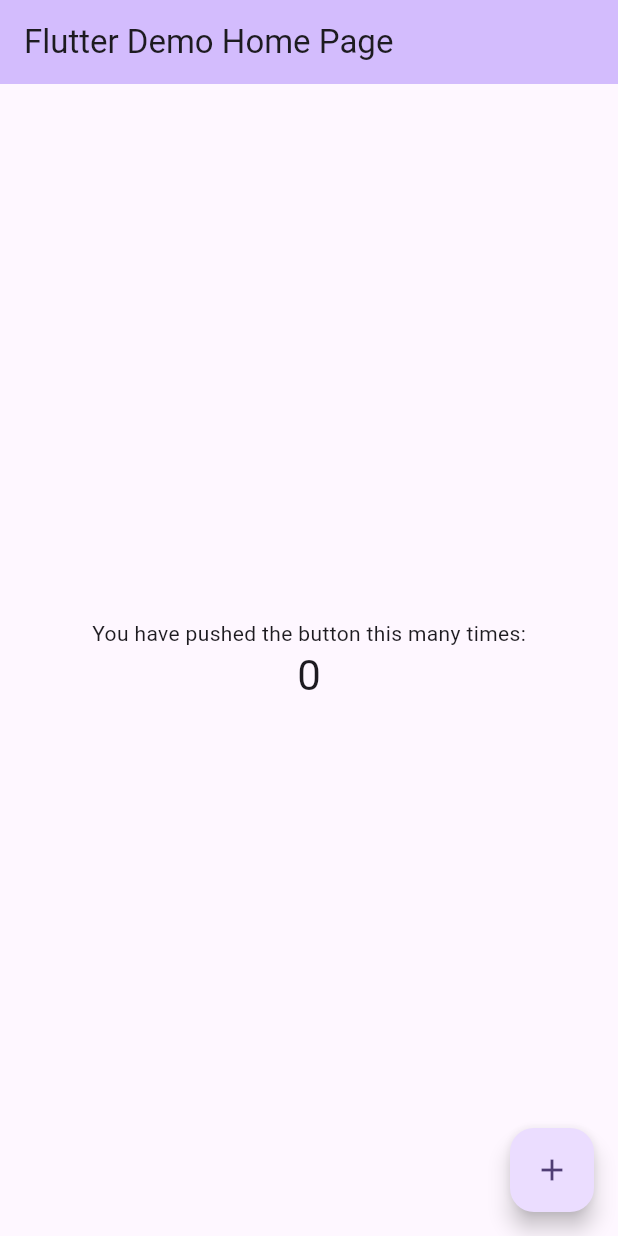
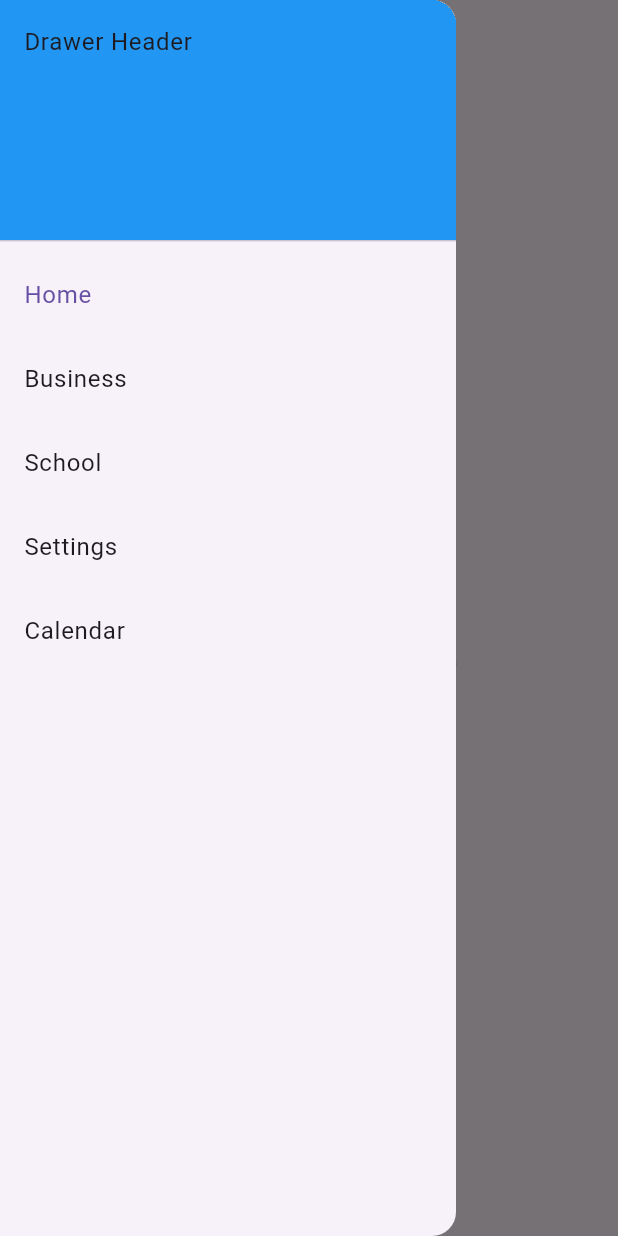
Before and after one commit to ThomasD0213/macro-tracker, a Flutter app: the screen it shows after launch, with the side drawer open (before the commit the screen has no drawer), on a phone screen of 412 x 824 dp. Run offline on Flutter 3.47's test engine with Material 3 defaults, Android fonts, the phone set to English and light mode, and no system bars.

Commit message:
Added a drop down menu from the flutter cookbook. just a sample thing

```diff
--- a/lib/main.dart
+++ b/lib/main.dart
@@ -1,52 +1,23 @@
 import 'package:flutter/material.dart';
 
-void main() {
-  runApp(const MyApp());
-}
+void main() => runApp(const MyApp());
 
 class MyApp extends StatelessWidget {
   const MyApp({super.key});
 
-  // This widget is the root of your application.
+  static const appTitle = 'Drawer Demo';
+
   @override
   Widget build(BuildContext context) {
-    return MaterialApp(
-      title: 'Flutter Demo',
-      theme: ThemeData(
-        // This is the theme of your application.
-        //
-        // TRY THIS: Try running your application with "flutter run". You'll see
-        // the application has a purple toolbar. Then, without quitting the app,
-        // try changing the seedColor in the colorScheme below to Colors.green
-        // and then invoke "hot reload" (save your changes or press the "hot
-        // reload" button in a Flutter-supported IDE, or press "r" if you used
-        // the command line to start the app).
-        //
-        // Notice that the counter didn't reset back to zero; the application
-        // state is not lost during the reload. To reset the state, use hot
-        // restart instead.
-        //
-        // This works for code too, not just values: Most code changes can be
-        // tested with just a hot reload.
-        colorScheme: ColorScheme.fromSeed(seedColor: Colors.deepPurple),
-        useMaterial3: true,
-      ),
-      home: const MyHomePage(title: 'Flutter Demo Home Page'),
+    return const MaterialApp(
+      title: appTitle,
+      home: MyHomePage(title: appTitle),
     );
   }
 }
 
 class MyHomePage extends StatefulWidget {
   const MyHomePage({super.key, required this.title});
-
-  // This widget is the home page of your application. It is stateful, meaning
-  // that it has a State object (defined below) that contains fields that affect
-  // how it looks.
-
-  // This class is the configuration for the state. It holds the values (in this
-  // case the title) provided by the parent (in this case the App widget) and
-  // used by the build method of the State. Fields in a Widget subclass are
-  // always marked "final".
 
   final String title;
 
@@ -55,71 +26,108 @@
 }
 
 class _MyHomePageState extends State<MyHomePage> {
-  int _counter = 0;
+  int _selectedIndex = 0;
+  static const TextStyle optionStyle = TextStyle(
+    fontSize: 30,
+    fontWeight: FontWeight.bold,
+  );
+  static const List<Widget> _widgetOptions = <Widget>[
+    Text('Index 0: Home', style: optionStyle),
+    Text('Index 1: Business', style: optionStyle),
+    Text('Index 2: School', style: optionStyle),
+    Text('Index 3: Settings', style: optionStyle),
+    Text('Index 4: Calendar', style: optionStyle),
 
-  void _incrementCounter() {
+  ];
+
+  void _onItemTapped(int index) {
     setState(() {
-      // This call to setState tells the Flutter framework that something has
-      // changed in this State, which causes it to rerun the build method below
-      // so that the display can reflect the updated values. If we changed
-      // _counter without calling setState(), then the build method would not be
-      // called again, and so nothing would appear to happen.
-      _counter++;
+      _selectedIndex = index;
     });
   }
 
   @override
   Widget build(BuildContext context) {
-    // This method is rerun every time setState is called, for instance as done
-    // by the _incrementCounter method above.
-    //
-    // The Flutter framework has been optimized to make rerunning build methods
-    // fast, so that you can just rebuild anything that needs updating rather
-    // than having to individually change instances of widgets.
     return Scaffold(
       appBar: AppBar(
-        // TRY THIS: Try changing the color here to a specific color (to
-        // Colors.amber, perhaps?) and trigger a hot reload to see the AppBar
-        // change color while the other colors stay the same.
-        backgroundColor: Theme.of(context).colorScheme.inversePrimary,
-        // Here we take the value from the MyHomePage object that was created by
-        // the App.build method, and use it to set our appbar title.
         title: Text(widget.title),
+        leading: Builder(
+          builder: (context) {
+            return IconButton(
+              icon: const Icon(Icons.menu),
+              onPressed: () {
+                Scaffold.of(context).openDrawer();
+              },
+            );
+          },
+        ),
       ),
-      body: Center(
-        // Center is a layout widget. It takes a single child and positions it
-        // in the middle of the parent.
-        child: Column(
-          // Column is also a layout widget. It takes a list of children and
-          // arranges them vertically. By default, it sizes itself to fit its
-          // children horizontally, and tries to be as tall as its parent.
-          //
-          // Column has various properties to control how it sizes itself and
-          // how it positions its children. Here we use mainAxisAlignment to
-          // center the children vertically; the main axis here is the vertical
-          // axis because Columns are vertical (the cross axis would be
-          // horizontal).
-          //
-          // TRY THIS: Invoke "debug painting" (choose the "Toggle Debug Paint"
-          // action in the IDE, or press "p" in the console), to see the
-          // wireframe for each widget.
-          mainAxisAlignment: MainAxisAlignment.center,
-          children: <Widget>[
-            const Text(
-              'You have pushed the button this many times:',
+      body: Center(child: _widgetOptions[_selectedIndex]),
+      drawer: Drawer(
+        // Add a ListView to the drawer. This ensures the user can scroll
+        // through the options in the drawer if there isn't enough vertical
+        // space to fit everything.
+        child: ListView(
+          // Important: Remove any padding from the ListView.
+          padding: EdgeInsets.zero,
+          children: [
+            const DrawerHeader(
+              decoration: BoxDecoration(color: Colors.blue),
+              child: Text('Drawer Header'),
             ),
-            Text(
-              '$_counter',
-              style: Theme.of(context).textTheme.headlineMedium,
+            ListTile(
+              title: const Text('Home'),
+              selected: _selectedIndex == 0,
+              onTap: () {
+                // Update the state of the app
+                _onItemTapped(0);
+                // Then close the drawer
+                Navigator.pop(context);
+              },
+            ),
+            ListTile(
+              title: const Text('Business'),
+              selected: _selectedIndex == 1,
+              onTap: () {
+                // Update the state of the app
+                _onItemTapped(1);
+                // Then close the drawer
+                Navigator.pop(context);
+              },
+            ),
+            ListTile(
+              title: const Text('School'),
+              selected: _selectedIndex == 2,
+              onTap: () {
+                // Update the state of the app
+                _onItemTapped(2);
+                // Then close the drawer
+                Navigator.pop(context);
+              },
+            ),
+            ListTile(
+              title: const Text('Settings'),
+              selected: _selectedIndex == 3,
+              onTap: () {
+                // Update the state of the app
+                _onItemTapped(3);
+                // Then close the drawer
+                Navigator.pop(context);
+              },
+            ),
+            ListTile(
+              title: const Text('Calendar'),
+              selected: _selectedIndex == 4,
+              onTap: () {
+                // Update the state of the app
+                _onItemTapped(4);
+                // Then close the drawer
+                Navigator.pop(context);
+              },
             ),
           ],
         ),
       ),
-      floatingActionButton: FloatingActionButton(
-        onPressed: _incrementCounter,
-        tooltip: 'Increment',
-        child: const Icon(Icons.add),
-      ), // This trailing comma makes auto-formatting nicer for build methods.
     );
   }
 }
```
